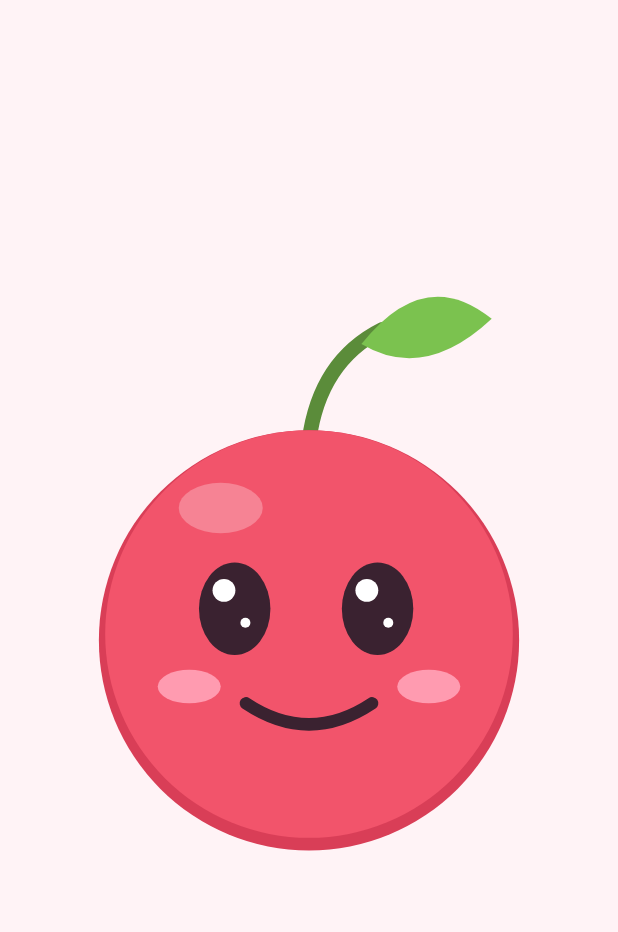
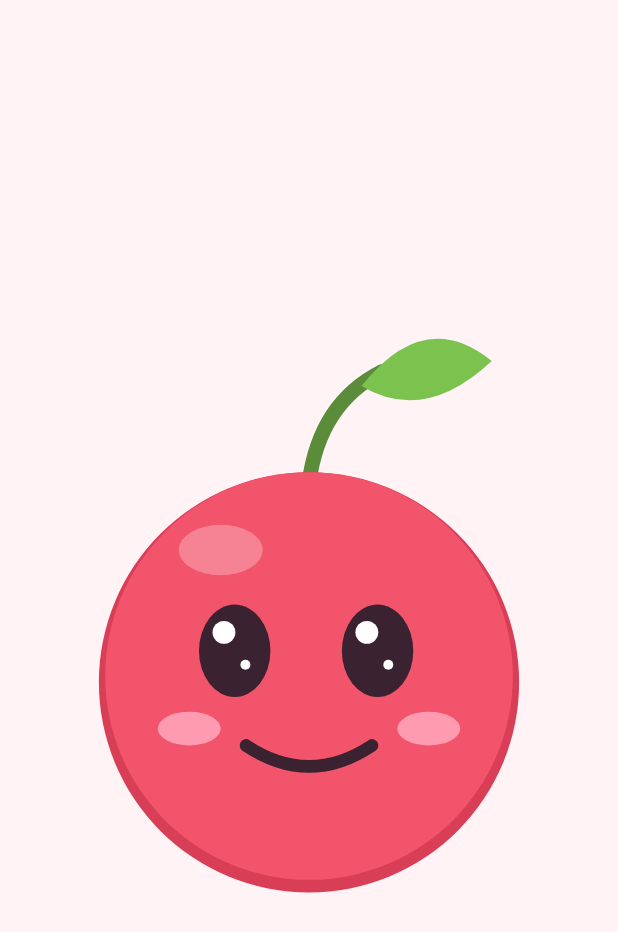
Before and after one commit to SteliosKyriacou/Ahis-robot, an Android app: the screen it shows after launch (MainActivity), on a phone screen of 412 x 824 dp. Shown: the top 932 px of the screen. Run offline under Robolectric (Android 15) with nearby library versions, the phone set to English and light mode, and no system bars.

Commit message:
Face fits in landscape (leaf was cut off)
Co-Authored-By: Claude Opus 5.5 <noreply@anthropic.com>

```diff
--- a/android/app/src/main/java/ai/rosey/cherry/FaceView.kt
+++ b/android/app/src/main/java/ai/rosey/cherry/FaceView.kt
@@ -60,10 +60,11 @@ class FaceView @JvmOverloads constructor(
         canvas.drawColor(bg)
 
         val cx = width / 2f
-        val r = min(width, height) * 0.34f
+        // Head + stem + leaf is about 2.6 radii tall: size it to fit both portrait and landscape.
+        val r = min(width * 0.34f, height / 3.1f)
         // Gentle floating bob; bouncier when excited.
         val bobAmp = if (mood == "excited") 0.04f else 0.015f
-        val cy = height / 2f + r * 0.08f + sin(t * 2f) * r * bobAmp
+        val cy = height / 2f + r * 0.28f + sin(t * 2f) * r * bobAmp
 
         // Listening: soft pulsing rings around the head.
         if (activity == Activity.LISTENING) {
```
